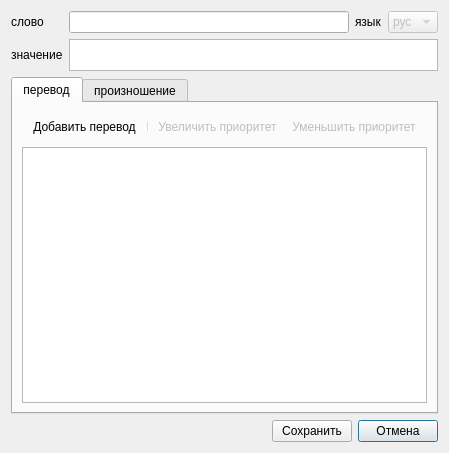
Above: ui/word_edit.ui from slipstak2/vocabular before the change. Below: the same form after it.
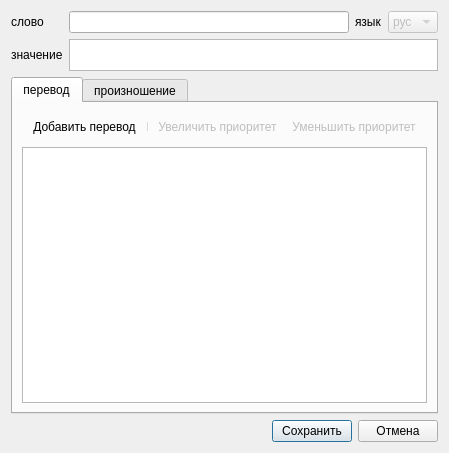
That is the form after the change. Icons and pictures are not drawn.

```diff
--- a/ui/word_edit.ui
+++ b/ui/word_edit.ui
@@ -177,9 +177,15 @@
        <verstretch>0</verstretch>
       </sizepolicy>
      </property>
+     <property name="autoFillBackground">
+      <bool>false</bool>
+     </property>
      <property name="text">
       <string>Сохранить</string>
      </property>
+     <property name="default">
+      <bool>true</bool>
+     </property>
     </widget>
    </item>
   </layout>
```
